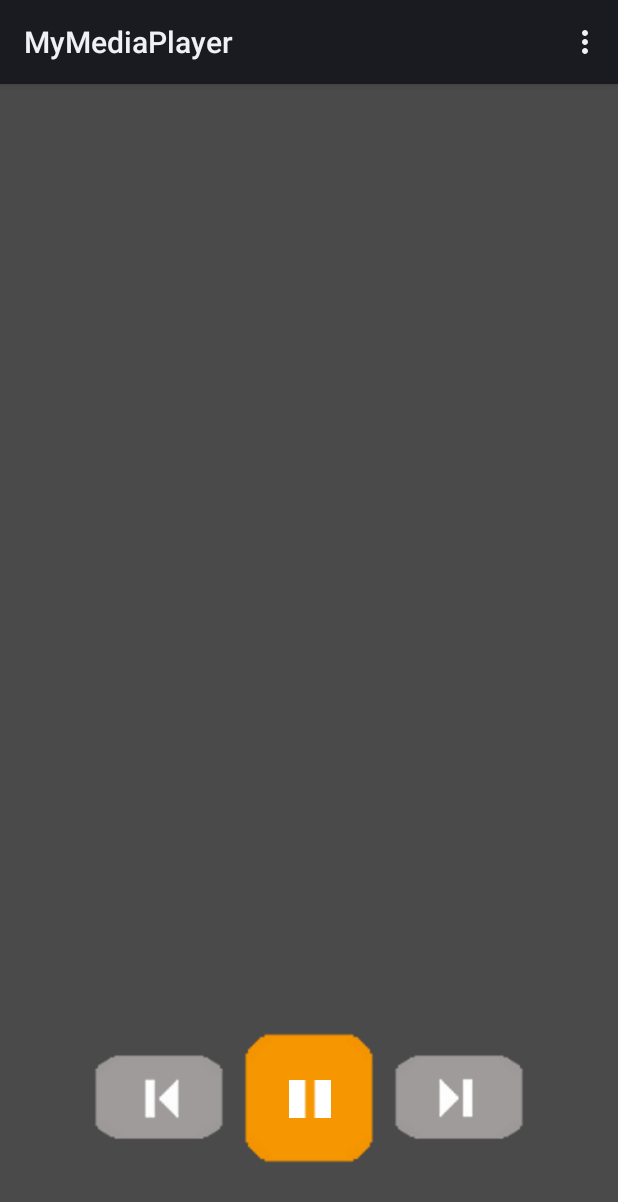
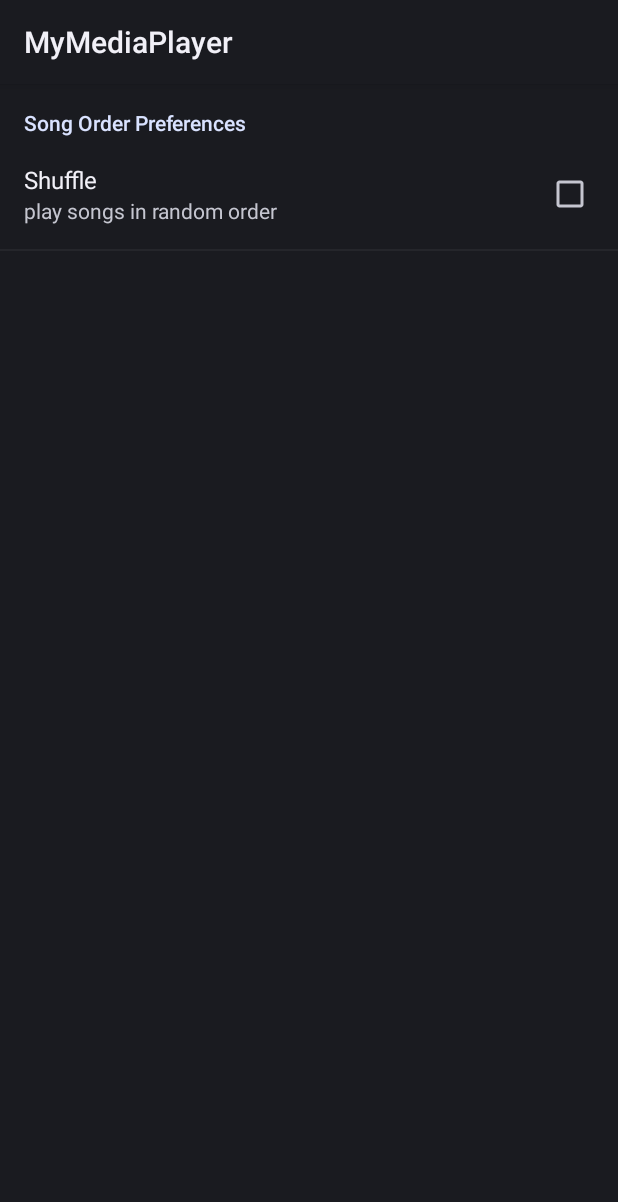
Before and after one commit to joel0/cpre388, an Android app: the screen it shows after launch (MyMediaPlayerActivity before the commit, MediaPreferences after it), in the options menu, after a tap on "Preferences", on a phone screen of 412 x 824 dp. Shown: the top 1202 px of the screen. Run offline under Robolectric (Android 15) with nearby library versions, the phone set to English and light mode, and no system bars; 1 statement that could not run was skipped.

Commit message:
Preferences for shuffle

```diff
--- a/Lab7/app/src/main/AndroidManifest.xml
+++ b/Lab7/app/src/main/AndroidManifest.xml
@@ -2,24 +2,25 @@
 <manifest xmlns:android="http://schemas.android.com/apk/res/android"
     package="com.example.mediaplayerpreferences"
     android:versionCode="1"
-    android:versionName="1.0" >
+    android:versionName="1.0">
 
     <uses-sdk
         android:minSdkVersion="11"
         android:targetSdkVersion="23" />
 
-	<uses-permission android:name="android.permission.WRITE_EXTERNAL_STORAGE" />
-	<uses-permission android:name="android.permission.READ_EXTERNAL_STORAGE" />
+    <uses-permission android:name="android.permission.WRITE_EXTERNAL_STORAGE" />
+    <uses-permission android:name="android.permission.READ_EXTERNAL_STORAGE" />
+    <uses-permission android:name="android.permission.READ_PHONE_STATE" />
 
     <application
         android:allowBackup="true"
         android:icon="@drawable/ic_launcher"
-        android:label="@string/app_name" >
+        android:label="@string/app_name">
         <activity
-            android:name="MyMediaPlayerActivity"
+            android:name=".MyMediaPlayerActivity"
             android:configChanges="orientation"
             android:label="@string/app_name"
-            android:screenOrientation="portrait" >
+            android:screenOrientation="portrait">
             <intent-filter>
                 <action android:name="android.intent.action.MAIN" />
 
@@ -27,9 +28,10 @@
             </intent-filter>
         </activity>
         <activity
-            android:name="SongList"
+            android:name=".SongList"
             android:configChanges="orientation"
             android:screenOrientation="portrait" />
+        <activity android:name=".MediaPreferences"></activity>
     </application>
 
 </manifest>
--- /dev/null
+++ b/Lab7/app/src/main/java/com/example/mediaplayerpreferences/MediaPreferences.java
@@ -0,0 +1,33 @@
+package com.example.mediaplayerpreferences;
+
+import android.preference.PreferenceActivity;
+import android.preference.PreferenceFragment;
+import android.preference.PreferenceManager;
+import android.support.annotation.Nullable;
+import android.support.v7.app.AppCompatActivity;
+import android.os.Bundle;
+
+public class MediaPreferences extends PreferenceActivity {
+
+    @Override
+    protected void onCreate(Bundle savedInstanceState) {
+        super.onCreate(savedInstanceState);
+
+        getFragmentManager().beginTransaction()
+                .replace(android.R.id.content, new MediaPreferencesFragment())
+                .commit();
+    }
+
+    public static class MediaPreferencesFragment extends PreferenceFragment {
+        @Override
+        public void onCreate(@Nullable Bundle savedInstanceState) {
+            super.onCreate(savedInstanceState);
+
+            // Make sure the default values are applied.
+            PreferenceManager.setDefaultValues(getActivity(), R.xml.media_preferences, false);
+
+            // Load the preferences from the XML resource
+            addPreferencesFromResource(R.xml.media_preferences);
+        }
+    }
+}
--- a/Lab7/app/src/main/java/com/example/mediaplayerpreferences/MyMediaPlayerActivity.java
+++ b/Lab7/app/src/main/java/com/example/mediaplayerpreferences/MyMediaPlayerActivity.java
@@ -3,13 +3,17 @@ package com.example.mediaplayerpreferences;
 
 import java.io.IOException;
 import java.util.ArrayList;
+import java.util.Random;
 
 import android.app.Activity;
 import android.content.Intent;
+import android.content.SharedPreferences;
+import android.content.res.Resources;
 import android.database.Cursor;
 import android.media.MediaPlayer;
 import android.os.Bundle;
 import android.os.Debug;
+import android.preference.PreferenceManager;
 import android.provider.MediaStore;
 import android.util.Log;
 import android.view.Menu;
@@ -42,12 +46,15 @@ public class MyMediaPlayerActivity extends Activity {
      */
     private int currentSongIndex = 0;
 
+    private boolean shuffle;
+
     /**
      * List of Sounds that can be played in the form of SongObjects
      */
     private static ArrayList<SongObject> songsList = new ArrayList<SongObject>();
 
     private Button mPlayPauseButton;
+    private SharedPreferences prefs;
 
     private static final String TAG = "MyMediaPlayerActivity";
     private static final int SONG_CHOOSER = 1;
@@ -59,6 +66,14 @@ public class MyMediaPlayerActivity extends Activity {
 
         songTitleLabel = (TextView) findViewById(R.id.songTitle);
         mPlayPauseButton = (Button) findViewById(R.id.playpausebutton);
+        prefs = PreferenceManager.getDefaultSharedPreferences(this);
+        prefs.registerOnSharedPreferenceChangeListener(new SharedPreferences.OnSharedPreferenceChangeListener() {
+            @Override
+            public void onSharedPreferenceChanged(SharedPreferences sharedPreferences, String s) {
+                loadPreferences(sharedPreferences);
+            }
+        });
+        loadPreferences(prefs);
 
         // Initialize the media player
         mp = new MediaPlayer();
@@ -75,6 +90,12 @@ public class MyMediaPlayerActivity extends Activity {
 
         // By default play first song if there is one in the list
         playSong(0);
+    }
+
+    private void loadPreferences(SharedPreferences prefs) {
+        Resources res = getResources();
+        shuffle = prefs.getBoolean(res.getString(R.string.mp_shuffle_pref), false);
+        Log.v(TAG, "Shuffle:" + Boolean.toString(shuffle));
     }
 
     @Override
@@ -98,7 +119,8 @@ public class MyMediaPlayerActivity extends Activity {
         case R.id.menu_preferences:
             // Display Settings page
             //TODO
-
+            Intent preferences = new Intent(this, MediaPreferences.class);
+            startActivity(preferences);
 
             return true;
         default:
@@ -181,7 +203,12 @@ public class MyMediaPlayerActivity extends Activity {
     }
 
     public void nextClick(View v) {
-        currentSongIndex = (currentSongIndex + 1) % songsList.size();
+        if (shuffle) {
+            Random rand = new Random();
+            currentSongIndex = rand.nextInt(songsList.size());
+        } else {
+            currentSongIndex = (currentSongIndex + 1) % songsList.size();
+        }
         playSong(currentSongIndex);
     }
 
--- /dev/null
+++ b/Lab7/app/src/main/res/xml/media_preferences.xml
@@ -0,0 +1,11 @@
+<?xml version="1.0" encoding="utf-8"?>
+<PreferenceScreen xmlns:android="http://schemas.android.com/apk/res/android">
+
+    <PreferenceCategory android:title="Song Order Preferences">
+        <CheckBoxPreference
+            android:defaultValue="false"
+            android:key="@string/mp_shuffle_pref"
+            android:summary="play songs in random order"
+            android:title="Shuffle" />
+    </PreferenceCategory>
+</PreferenceScreen>
```
